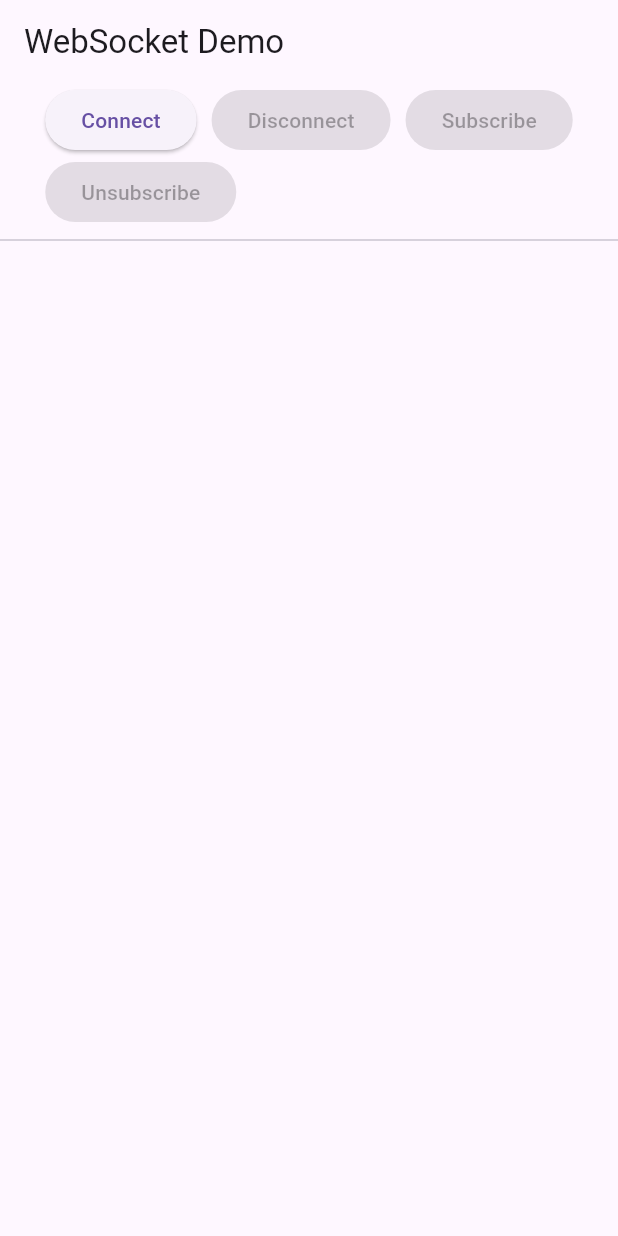
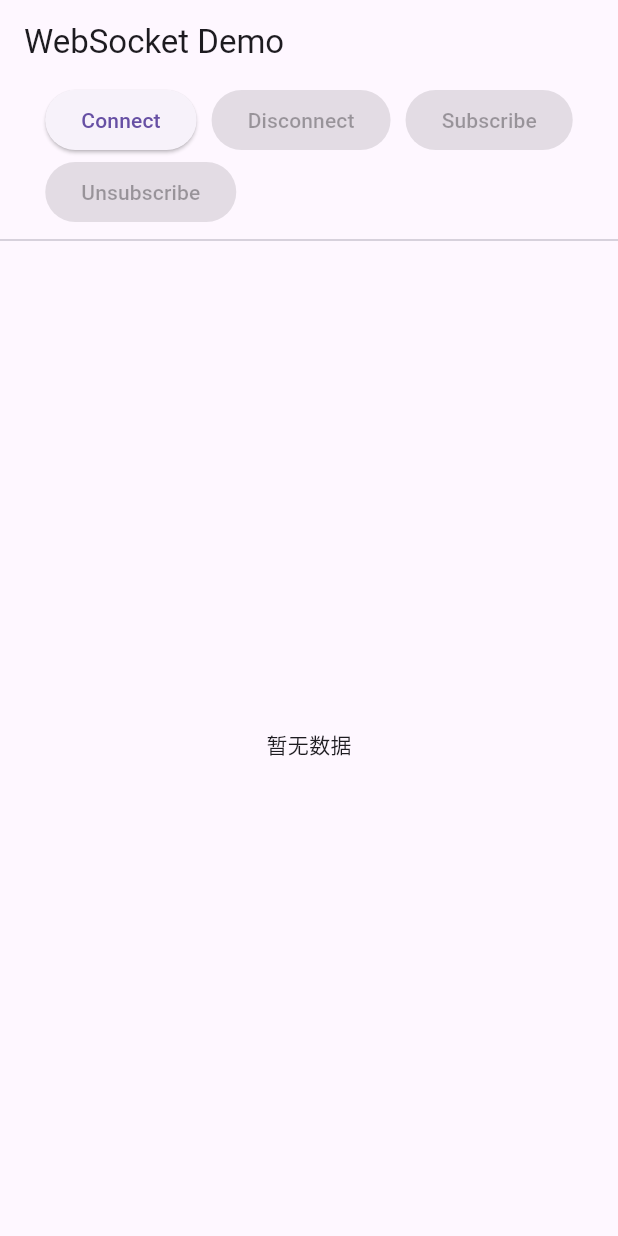
Before and after one commit to WensureJiao/My_Flutter_Websocket, a Flutter app: the screen it shows after launch, on a phone screen of 412 x 824 dp. Run offline on Flutter 3.47's test engine with Material 3 defaults, Android fonts, the light colour scheme and no system bars; our stand-ins replace web_socket.

Commit message:
websocket 界面优化

```diff
--- a/lib/main.dart
+++ b/lib/main.dart
@@ -1,28 +1,30 @@
 import 'package:flutter/material.dart';
-import 'WebSocket/ws_service.dart';
+import 'WebSocket/ws_service.dart'; // 引入你之前写的 WebSocketService
 
 void main() {
-  runApp(MaterialApp(home: WebSocketPage()));
+  runApp(MaterialApp(home: WebSocketDemoPage()));
 }
 
-class WebSocketPage extends StatefulWidget {
-  const WebSocketPage({Key? key}) : super(key: key);
+class WebSocketDemoPage extends StatefulWidget {
+  const WebSocketDemoPage({Key? key}) : super(key: key);
 
   @override
-  State<WebSocketPage> createState() => _WebSocketPageState();
+  State<WebSocketDemoPage> createState() => _WebSocketDemoPageState();
 }
 
-class _WebSocketPageState extends State<WebSocketPage> {
+class _WebSocketDemoPageState extends State<WebSocketDemoPage> {
   final wsService = WebSocketService("wss://wss.woox.io/v3/public?device=web");
+  bool connected = false;
   List<Map<String, dynamic>> messages = [];
-  bool connected = false;
 
   @override
   void initState() {
     super.initState();
+
+    // 监听 WebSocket 推送
     wsService.stream.listen((data) {
       setState(() {
-        messages.insert(0, data);
+        messages.insert(0, data); // 最新消息插入到最前
       });
     });
   }
@@ -36,7 +38,7 @@ class _WebSocketPageState extends State<WebSocketPage> {
   @override
   Widget build(BuildContext context) {
     return Scaffold(
-      appBar: AppBar(title: Text("WebSocket Demo")),
+      appBar: AppBar(title: const Text("WebSocket Demo")),
       body: Column(
         children: [
           Wrap(
@@ -49,7 +51,7 @@ class _WebSocketPageState extends State<WebSocketPage> {
                         await wsService.connect();
                         setState(() => connected = true);
                       },
-                child: Text("Connect"),
+                child: const Text("Connect"),
               ),
               ElevatedButton(
                 onPressed: connected
@@ -58,7 +60,7 @@ class _WebSocketPageState extends State<WebSocketPage> {
                         setState(() => connected = false);
                       }
                     : null,
-                child: Text("Disconnect"),
+                child: const Text("Disconnect"),
               ),
               ElevatedButton(
                 onPressed: connected
@@ -66,7 +68,7 @@ class _WebSocketPageState extends State<WebSocketPage> {
                         wsService.subscribe(["indexprices"]);
                       }
                     : null,
-                child: Text("Subscribe"),
+                child: const Text("Subscribe"),
               ),
               ElevatedButton(
                 onPressed: connected
@@ -74,20 +76,44 @@ class _WebSocketPageState extends State<WebSocketPage> {
                         wsService.unsubscribe(["indexprices"]);
                       }
                     : null,
-                child: Text("Unsubscribe"),
+                child: const Text("Unsubscribe"),
               ),
             ],
           ),
-          Divider(), //分割线
+          const Divider(),
           Expanded(
-            //消息列表，占满剩余空间
-            child: ListView.builder(
-              reverse: true,
-              itemCount: messages.length,
-              itemBuilder: (_, index) {
-                return ListTile(title: Text(messages[index].toString()));
-              },
-            ),
+            child: messages.isEmpty
+                ? const Center(child: Text("暂无数据"))
+                : ListView.builder(
+                    reverse: true,
+                    itemCount: messages.length,
+                    itemBuilder: (_, index) {
+                      final msg = messages[index];
+                      if (msg["topic"] == "indexprices") {
+                        // 格式化 indexprices 数据
+                        final dataList = msg["data"] as List<dynamic>;
+                        return Card(
+                          margin: const EdgeInsets.symmetric(
+                            vertical: 4,
+                            horizontal: 8,
+                          ),
+                          child: Padding(
+                            padding: const EdgeInsets.all(8.0),
+                            child: Column(
+                              crossAxisAlignment: CrossAxisAlignment.start,
+                              children: dataList.map((item) {
+                                return Text(
+                                  "${item['s']} -> ${item['px']} (ts:${item['ts']})",
+                                );
+                              }).toList(),
+                            ),
+                          ),
+                        );
+                      } else {
+                        return ListTile(title: Text(msg.toString()));
+                      }
+                    },
+                  ),
           ),
         ],
       ),
```
Also changed, not shown: 1 other file.
